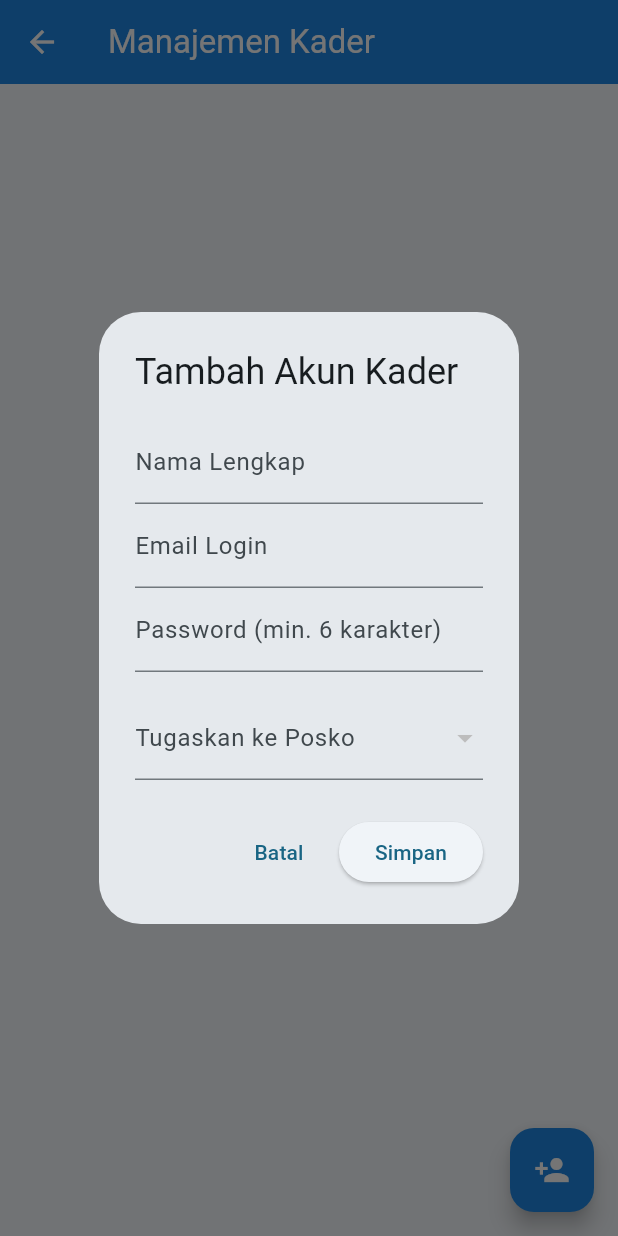
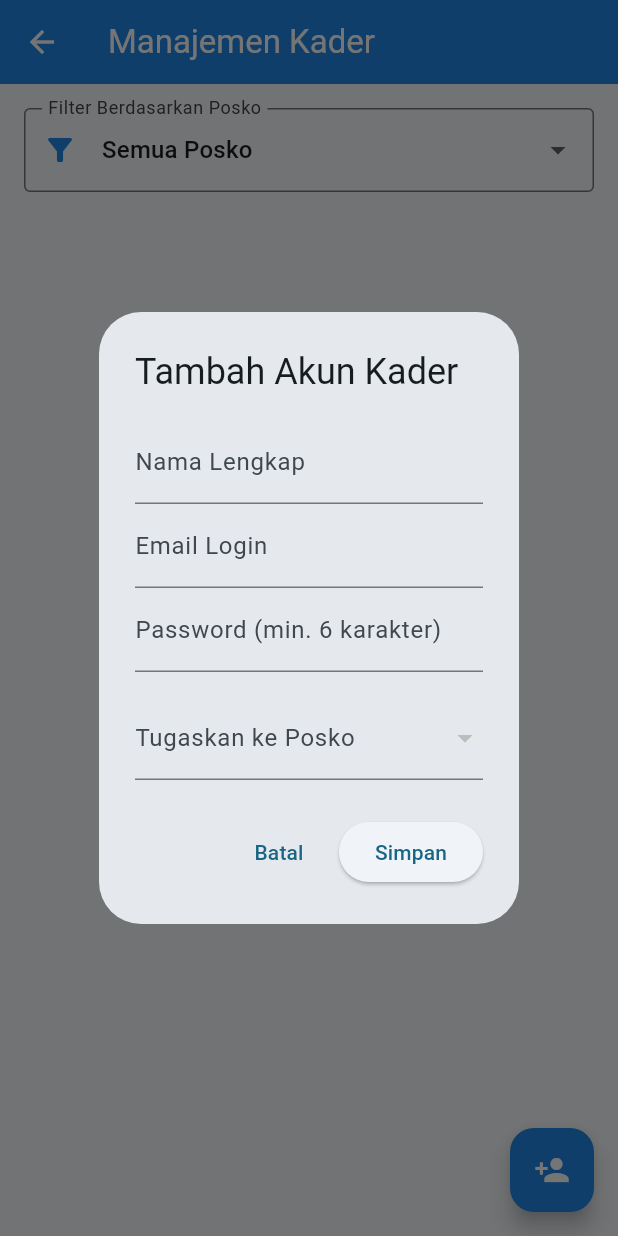
Before and after one commit to firetoxicant/posyandu-mobile-ets, a Flutter app: the ManajemenKaderScreen screen opened directly, after a tap on the "person add" icon, on a phone screen of 412 x 824 dp. Run offline on Flutter 3.47's test engine with Material 3 defaults, Android fonts, the phone set to English and light mode, and no system bars; our stand-ins replace cloud_firestore, firebase_auth, firebase_core; accounts and stored records are empty.

Commit message:
filter posko untuk manajemen kader

```diff
--- a/lib/screens/manajemen_kader.dart
+++ b/lib/screens/manajemen_kader.dart
@@ -11,10 +11,12 @@ class ManajemenKaderScreen extends StatefulWidget {
 }
 
 class _ManajemenKaderScreenState extends State<ManajemenKaderScreen> {
+  // Variabel untuk menampung filter posko yang dipilih (null berarti 'Semua Posko')
+  String? _selectedFilterPoskoId;
+
   @override
   void initState() {
     super.initState();
-    // Tarik data Kader dan Posko saat layar dibuka
     WidgetsBinding.instance.addPostFrameCallback((_) {
       context.read<UserProvider>().fetchSemuaKader();
       context.read<PoskoProvider>().fetchPosko();
@@ -25,12 +27,12 @@ class _ManajemenKaderScreenState extends State<ManajemenKaderScreen> {
     final namaCtrl = TextEditingController();
     final emailCtrl = TextEditingController();
     final passCtrl = TextEditingController();
-    String? selectedPoskoId; // Menyimpan ID Posko yang dipilih
+    String? selectedPoskoId;
 
     showDialog(
       context: context,
       builder: (context) {
-        return StatefulBuilder( // Agar dropdown bisa di-update di dalam dialog
+        return StatefulBuilder(
           builder: (context, setStateDialog) {
             final poskoList = context.read<PoskoProvider>().listPosko;
 
@@ -55,7 +57,6 @@ class _ManajemenKaderScreenState extends State<ManajemenKaderScreen> {
                       obscureText: true,
                     ),
                     const SizedBox(height: 16),
-                    // Dropdown Pilih Posko
                     DropdownButtonFormField<String>(
                       decoration: const InputDecoration(labelText: 'Tugaskan ke Posko'),
                       value: selectedPoskoId,
@@ -86,7 +87,6 @@ class _ManajemenKaderScreenState extends State<ManajemenKaderScreen> {
                         passCtrl.text.isNotEmpty &&
                         selectedPoskoId != null) {
 
-                      // Tampilkan loading snackbar
                       ScaffoldMessenger.of(context).showSnackBar(
                         const SnackBar(content: Text('Membuat akun kader...')),
                       );
@@ -99,7 +99,7 @@ class _ManajemenKaderScreenState extends State<ManajemenKaderScreen> {
                           );
 
                       if (!context.mounted) return;
-                      Navigator.pop(context); // Tutup dialog
+                      Navigator.pop(context);
 
                       ScaffoldMessenger.of(context).showSnackBar(
                         SnackBar(
@@ -113,7 +113,7 @@ class _ManajemenKaderScreenState extends State<ManajemenKaderScreen> {
                 ),
               ],
             );
-          }
+          },
         );
       },
     );
@@ -121,6 +121,8 @@ class _ManajemenKaderScreenState extends State<ManajemenKaderScreen> {
 
   @override
   Widget build(BuildContext context) {
+    final poskoProvider = context.watch<PoskoProvider>();
+
     return Scaffold(
       appBar: AppBar(
         title: const Text('Manajemen Kader'),
@@ -132,7 +134,41 @@ class _ManajemenKaderScreenState extends State<ManajemenKaderScreen> {
         backgroundColor: const Color(0xFF1E88E5),
         child: const Icon(Icons.person_add, color: Colors.white),
       ),
-      body: Consumer<UserProvider>(
+      body: Column(
+        children: [
+          // --- WIDGET DROPDOWN FILTER ---
+          Padding(
+            padding: const EdgeInsets.all(16.0),
+            child: DropdownButtonFormField<String>(
+              value: _selectedFilterPoskoId,
+              decoration: const InputDecoration(
+                labelText: 'Filter Berdasarkan Posko',
+                border: OutlineInputBorder(),
+                prefixIcon: Icon(Icons.filter_alt, color: Color(0xFF1E88E5)),
+              ),
+              items: [
+                const DropdownMenuItem<String>(
+                  value: null, // Nilai null diset sebagai "Semua Posko"
+                  child: Text('Semua Posko'),
+                ),
+                ...poskoProvider.listPosko.map((posko) {
+                  return DropdownMenuItem<String>(
+                    value: posko.id,
+                    child: Text(posko.namaPosko),
+                  );
+                }),
+              ],
+              onChanged: (value) {
+                setState(() {
+                  _selectedFilterPoskoId = value; // Update status filter
+                });
+              },
+            ),
+          ),
+
+          // --- DAFTAR KADER ---
+          Expanded(
+            child: Consumer<UserProvider>(
               builder: (context, userProvider, child) {
                 if (userProvider.isLoading) {
                   return const Center(child: CircularProgressIndicator());
@@ -142,19 +178,41 @@ class _ManajemenKaderScreenState extends State<ManajemenKaderScreen> {
                   return const Center(child: Text('Belum ada data Kader.'));
                 }
 
+                // Melakukan penyaringan (filtering) data kader di sisi UI
+                final kaderTerfilter = _selectedFilterPoskoId == null
+                    ? userProvider.listKader
+                    : userProvider.listKader
+                        .where((kader) => kader.poskoId == _selectedFilterPoskoId)
+                        .toList();
+
+                if (kaderTerfilter.isEmpty) {
+                  return const Center(child: Text('Tidak ada data Kader di posko ini.'));
+                }
+
                 return ListView.builder(
-            padding: const EdgeInsets.all(16),
-            itemCount: userProvider.listKader.length,
+                  padding: const EdgeInsets.symmetric(horizontal: 16),
+                  itemCount: kaderTerfilter.length,
                   itemBuilder: (context, index) {
-              final kader = userProvider.listKader[index];
+                    final kader = kaderTerfilter[index];
+
+                    // Cari nama posko yang cocok dari PoskoProvider untuk ditampilkan di subjudul card
+                    final infoPosko = poskoProvider.listPosko.firstWhere(
+                      (p) => p.id == kader.poskoId,
+                    );
+
+                    String namaPoskoKader = infoPosko != dynamic ? infoPosko.namaPosko : 'Tanpa Posko';
+
                     return Card(
+                      elevation: 2,
+                      margin: const EdgeInsets.only(bottom: 12),
                       child: ListTile(
                         leading: const CircleAvatar(
                           backgroundColor: Colors.orangeAccent,
                           child: Icon(Icons.medical_services, color: Colors.white),
                         ),
                         title: Text(kader.namaLengkap, style: const TextStyle(fontWeight: FontWeight.bold)),
-                  subtitle: Text(kader.email),
+                        subtitle: Text('${kader.email}\nPosko: $namaPoskoKader'),
+                        isThreeLine: true,
                         trailing: IconButton(
                           icon: const Icon(Icons.delete, color: Colors.red),
                           onPressed: () {
@@ -167,6 +225,9 @@ class _ManajemenKaderScreenState extends State<ManajemenKaderScreen> {
                 );
               },
             ),
+          ),
+        ],
+      ),
     );
   }
 }
```
Lines whose indentation alone changed are shown as unchanged.
